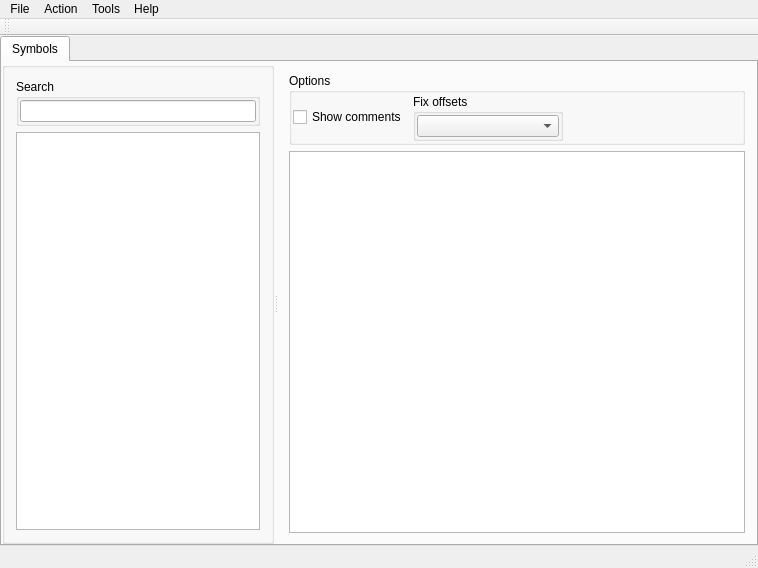
The window that gui_source/guimainwindow.ui (horsicq/PDBRipper) describes before a commit, drawn with Qt 5.
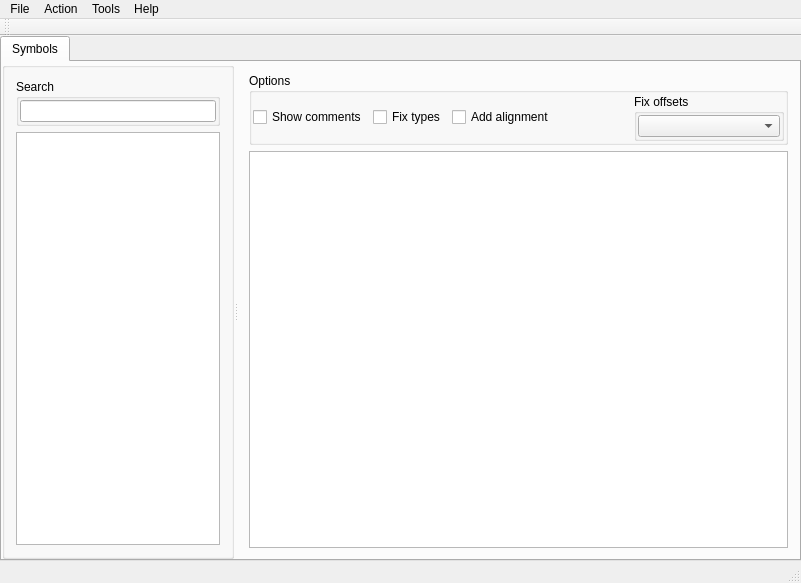
The same window after the commit.

Patch:
```diff
--- a/gui_source/guimainwindow.ui
+++ b/gui_source/guimainwindow.ui
@@ -6,8 +6,8 @@
    <rect>
     <x>0</x>
     <y>0</y>
-    <width>758</width>
-    <height>568</height>
+    <width>801</width>
+    <height>583</height>
    </rect>
   </property>
   <property name="windowTitle">
@@ -152,6 +152,33 @@
                  </property>
                 </widget>
                </item>
+               <item>
+                <widget class="QCheckBox" name="checkBoxFixTypes">
+                 <property name="text">
+                  <string>Fix types</string>
+                 </property>
+                </widget>
+               </item>
+               <item>
+                <widget class="QCheckBox" name="checkBoxAddAlignment">
+                 <property name="text">
+                  <string>Add alignment</string>
+                 </property>
+                </widget>
+               </item>
+               <item>
+                <spacer name="horizontalSpacer">
+                 <property name="orientation">
+                  <enum>Qt::Horizontal</enum>
+                 </property>
+                 <property name="sizeHint" stdset="0">
+                  <size>
+                   <width>198</width>
+                   <height>20</height>
+                  </size>
+                 </property>
+                </spacer>
+               </item>
                <item>
                 <widget class="QGroupBox" name="groupBoxFixOffsets">
                  <property name="minimumSize">
@@ -182,19 +209,6 @@
                  </layout>
                 </widget>
                </item>
-               <item>
-                <spacer name="horizontalSpacer">
-                 <property name="orientation">
-                  <enum>Qt::Horizontal</enum>
-                 </property>
-                 <property name="sizeHint" stdset="0">
-                  <size>
-                   <width>198</width>
-                   <height>20</height>
-                  </size>
-                 </property>
-                </spacer>
-               </item>
               </layout>
              </widget>
             </item>
@@ -226,8 +240,8 @@
     <rect>
      <x>0</x>
      <y>0</y>
-     <width>758</width>
-     <height>22</height>
+     <width>801</width>
+     <height>21</height>
     </rect>
    </property>
    <widget class="QMenu" name="menuFile">
```
Left out of the diff: 18 changed lines with no effect on the pictures.
